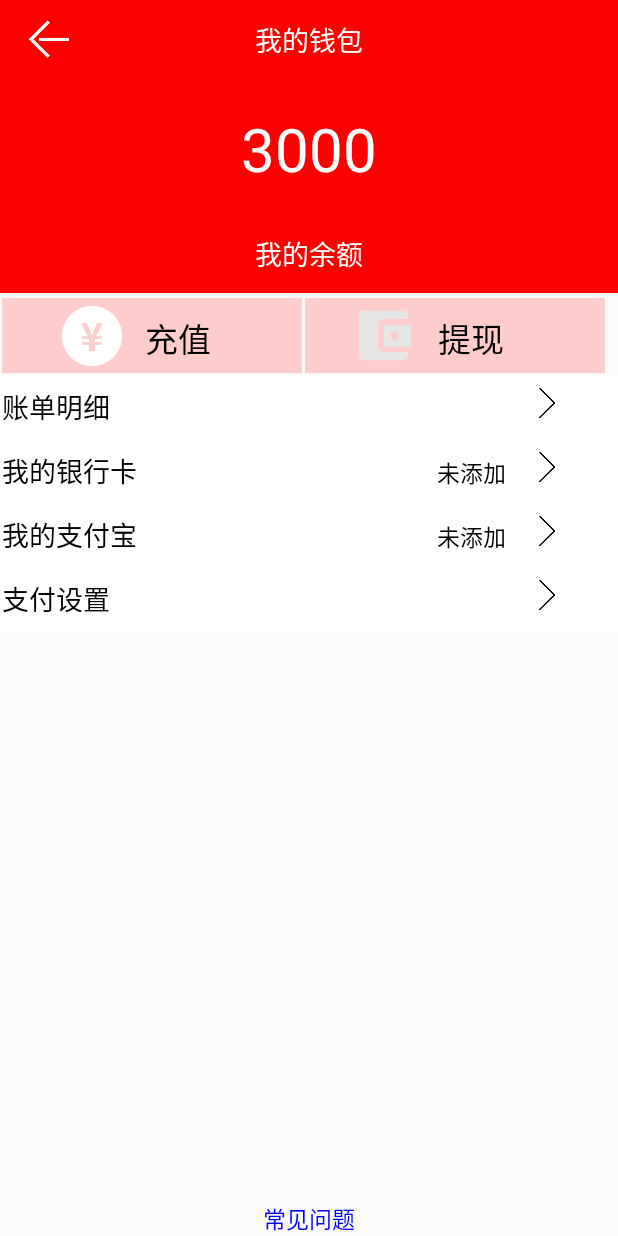
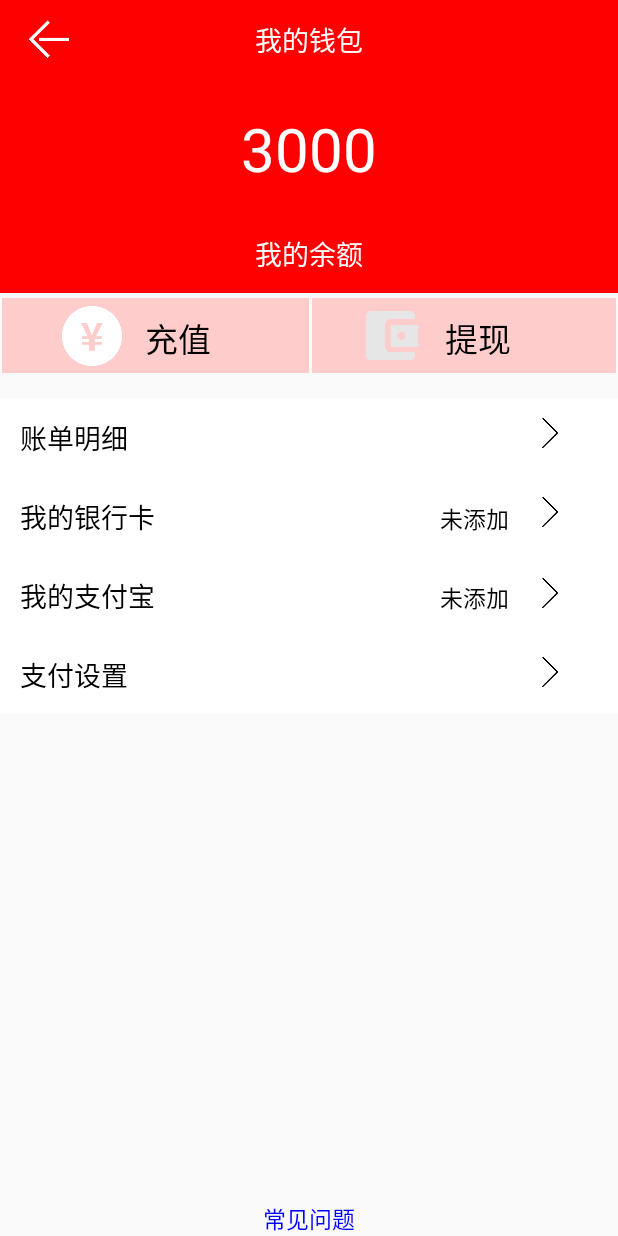
Before and after one commit to shangyifei666/School-Helper, an Android app: the WalletActivity screen opened directly, with no data from a screen before it, on a phone screen of 412 x 824 dp. Run offline under Robolectric (Android 15) with nearby library versions, the phone set to English and light mode, and no system bars.

Commit message:
钱包xml

```diff
--- a/School_Herper_front/app/src/main/res/layout/activity_wallet.xml
+++ b/School_Herper_front/app/src/main/res/layout/activity_wallet.xml
@@ -74,10 +74,11 @@
 
         <LinearLayout
             android:id="@+id/ln_deposit"
-            android:layout_width="200dp"
+            android:layout_width="match_parent"
             android:layout_height="50dp"
             android:layout_marginTop="2dp"
-            android:background="#FFCCCC">
+            android:background="#FFCCCC"
+            android:layout_weight="1">
             <ImageView
                 android:layout_width="40dp"
                 android:layout_height="40dp"
@@ -95,11 +96,12 @@
         </LinearLayout>
         <LinearLayout
             android:id="@+id/ln_draw"
-            android:layout_width="200dp"
+            android:layout_width="match_parent"
             android:layout_height="50dp"
             android:layout_marginTop="2dp"
             android:layout_marginLeft="2dp"
-            android:background="#FFCCCC">
+            android:background="#FFCCCC"
+            android:layout_weight="1">
             <ImageView
                 android:layout_width="40dp"
                 android:layout_height="40dp"
@@ -120,13 +122,15 @@
     <LinearLayout
         android:layout_width="match_parent"
         android:layout_height="wrap_content"
+        android:layout_marginTop="15dp"
         android:background="#FFFFFF"
         android:orientation="horizontal"
         android:padding="1dp">
 
         <TextView
-            android:layout_width="340dp"
-            android:layout_height="40dp"
+            android:layout_width="330dp"
+            android:layout_height="50dp"
+            android:layout_marginLeft="12dp"
             android:gravity="center_vertical"
             android:text="账单明细"
             android:textColor="#000000"
@@ -136,7 +140,7 @@
             android:layout_width="20dp"
             android:layout_height="20dp"
             android:layout_marginLeft="13dp"
-            android:layout_marginTop="7dp"
+            android:layout_marginTop="12dp"
             android:src="@drawable/home_publish_arrows_right" />
     </LinearLayout>
 
@@ -148,8 +152,9 @@
         android:padding="1dp">
 
         <TextView
-            android:layout_width="290dp"
-            android:layout_height="40dp"
+            android:layout_width="280dp"
+            android:layout_height="50dp"
+            android:layout_marginLeft="12dp"
             android:gravity="center_vertical"
             android:text="我的银行卡"
             android:textColor="#000000"
@@ -167,7 +172,7 @@
             android:layout_width="20dp"
             android:layout_height="20dp"
             android:layout_marginLeft="13dp"
-            android:layout_marginTop="7dp"
+            android:layout_marginTop="12dp"
             android:src="@drawable/home_publish_arrows_right" />
     </LinearLayout>
 
@@ -179,8 +184,9 @@
         android:padding="1dp">
 
         <TextView
-            android:layout_width="290dp"
-            android:layout_height="40dp"
+            android:layout_width="280dp"
+            android:layout_height="50dp"
+            android:layout_marginLeft="12dp"
             android:gravity="center_vertical"
             android:text="我的支付宝"
             android:textColor="#000000"
@@ -198,7 +204,7 @@
             android:layout_width="20dp"
             android:layout_height="20dp"
             android:layout_marginLeft="13dp"
-            android:layout_marginTop="7dp"
+            android:layout_marginTop="13dp"
             android:src="@drawable/home_publish_arrows_right" />
     </LinearLayout>
 
@@ -210,8 +216,9 @@
         android:padding="1dp">
 
         <TextView
-            android:layout_width="340dp"
-            android:layout_height="40dp"
+            android:layout_width="330dp"
+            android:layout_height="50dp"
+            android:layout_marginLeft="12dp"
             android:gravity="center_vertical"
             android:text="支付设置"
             android:textColor="#000000"
@@ -221,7 +228,7 @@
             android:layout_width="20dp"
             android:layout_height="20dp"
             android:layout_marginLeft="13dp"
-            android:layout_marginTop="7dp"
+            android:layout_marginTop="13dp"
             android:src="@drawable/home_publish_arrows_right" />
 
     </LinearLayout>
```
Also changed, not shown: School_Herper_front/app/src/main/res/layout/activity_wallet_deposit.xml (+20 -22 lines), School_Herper_front/app/src/main/res/layout/activity_wallet_with_draw.xml (+24 -21 lines).
